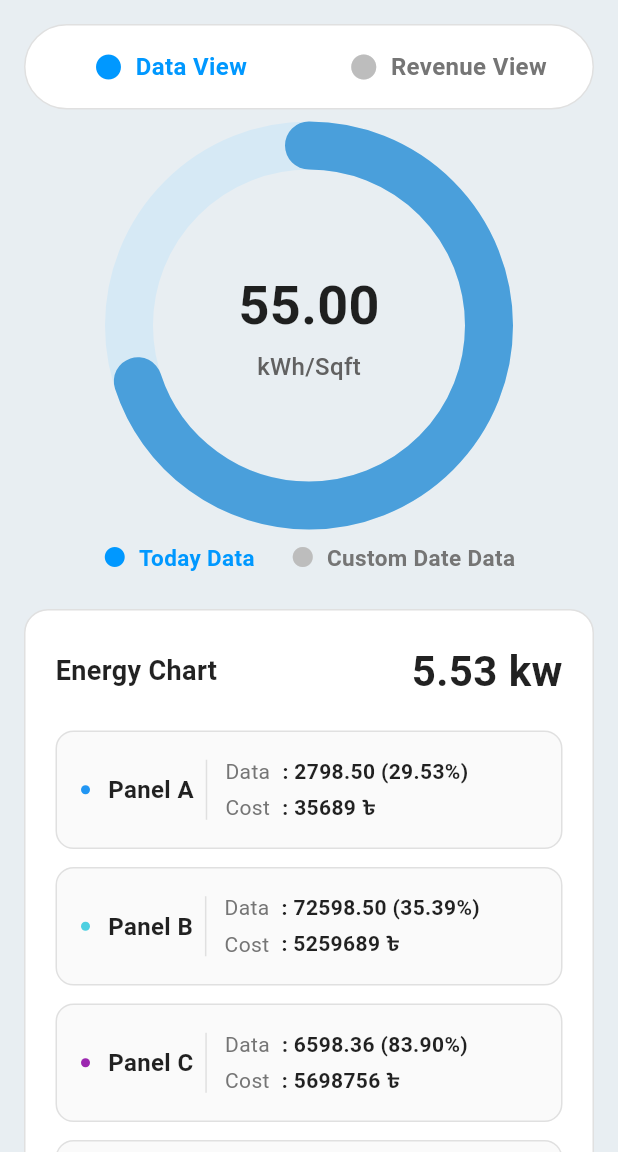
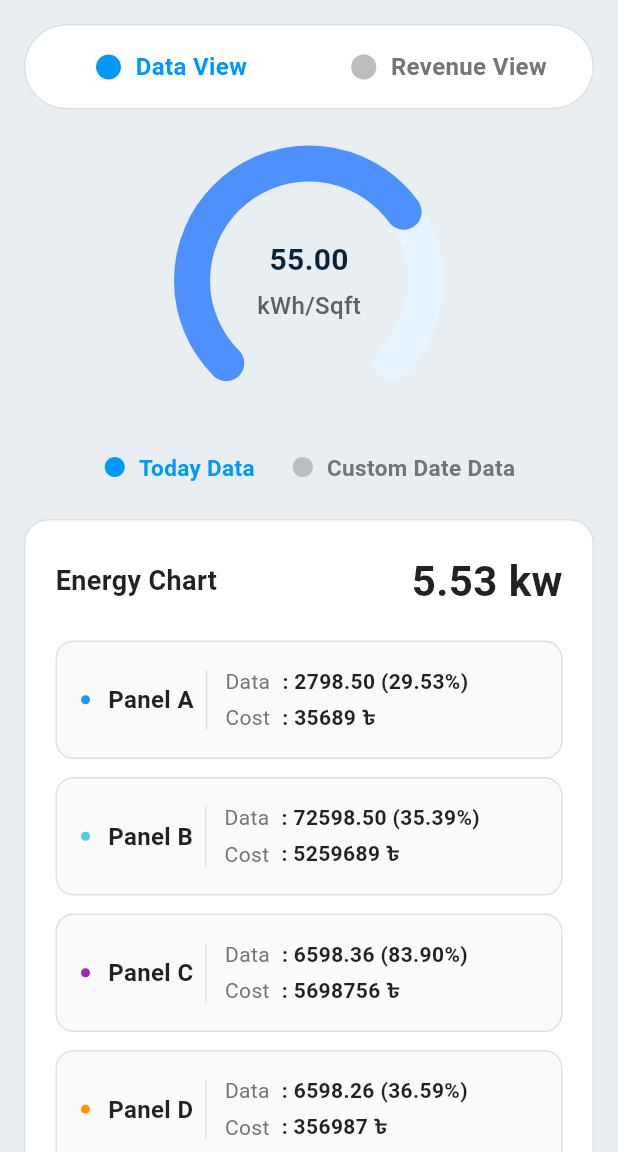
Before and after one commit to Iftikhar-Shams-Niloy/flutter_control_and_monitoring_system, a Flutter app: the DashboardScreen screen opened directly, after a tap on "Solar Panel", on a phone screen of 412 x 824 dp, the part 84-1236 px from its top. Run offline on Flutter 3.47's test engine with Material 3 defaults, Android fonts, the phone set to English and light mode, and no system bars.

Commit message:
Add new search and solar icons in PNG format
- Added search_icon.png to assets/icons directory.
- Added solar_icon.png to assets/icons directory.

```diff
--- a/lib/core/app_colors.dart
+++ b/lib/core/app_colors.dart
@@ -17,4 +17,6 @@ class AppColors {
   static const borderGrey = Color(0xFFA5A7B9);
   static const cardActive = Color(0xFFE5F4FE);
   static const sliderBackgroudnGrey = Color(0xFFE2EBF1);
+  static const semiCircleProgressColor = Color(0xFF4E91FD);
+  static const semiCircleIncompleteColor = Color(0xFFE6F4FF);
 }
--- a/lib/dummy_data.dart
+++ b/lib/dummy_data.dart
@@ -1,22 +1,20 @@
 import 'package:flutter/material.dart';
+import 'package:flutter_control_and_monitoring_system/core/app_colors.dart';
 import 'package:flutter_control_and_monitoring_system/models/data_source.dart';
 import 'package:flutter_control_and_monitoring_system/models/energy_details.dart';
 import 'package:flutter_control_and_monitoring_system/models/energy_data_item.dart';
 import 'package:flutter_control_and_monitoring_system/models/cost_data_item.dart';
 
-/// Dummy data for the application
 class DummyData {
-  // Prevent instantiation
   DummyData._();
 
-  /// List of data sources displayed on dashboard
   static final List<DataSource> dataSources = [
     DataSource(
       id: 'solar_1',
       title: 'Solar Panel',
       status: 'Active',
-      iconPath: 'assets/icons/solar_panel.png',
-      indicatorColor: const Color(0xFF5DADE2),
+      iconPath: 'assets/icons/solar_icon.png',
+      indicatorColor: AppColors.dataBlue,
       isActive: true,
       summaryData: {'Energy': '55505.63 kWh', 'Power': '58805.63 W'},
       energyDetails: const EnergyDetails(
@@ -70,11 +68,11 @@ class DummyData {
       ),
     ),
     DataSource(
-      id: 'solar_2',
-      title: 'Solar Array 2',
+      id: 'data_2',
+      title: 'Data Type 2',
       status: 'Active',
-      iconPath: 'assets/icons/solar_panel.png',
-      indicatorColor: const Color(0xFF5DADE2),
+      iconPath: 'assets/icons/battery_icon.png',
+      indicatorColor: AppColors.dataBlue,
       isActive: true,
       summaryData: {'Energy': '42350.25 kWh', 'Power': '45200.80 W'},
       energyDetails: const EnergyDetails(
@@ -116,11 +114,11 @@ class DummyData {
       ),
     ),
     DataSource(
-      id: 'generator_1',
-      title: 'Generator',
+      id: 'data_3',
+      title: 'Data Type 3',
       status: 'Active',
-      iconPath: 'assets/icons/generator_icon.png',
-      indicatorColor: const Color(0xFFF39C12),
+      iconPath: 'assets/icons/antena_icon.png',
+      indicatorColor: AppColors.dataOrange,
       isActive: true,
       summaryData: {'Fuel Used': '1250.00 L', 'Output': '32500.75 kWh'},
       energyDetails: const EnergyDetails(
@@ -165,8 +163,8 @@ class DummyData {
       id: 'grid_1',
       title: 'Power Grid',
       status: 'Inactive',
-      iconPath: 'assets/icons/power_line.png',
-      indicatorColor: const Color(0xFF5DADE2),
+      iconPath: 'assets/icons/battery_icon.png',
+      indicatorColor: AppColors.dataBlue,
       isActive: false,
       summaryData: {'Import': '0.00 kWh', 'Export': '0.00 kWh'},
       energyDetails: const EnergyDetails(
@@ -205,8 +203,8 @@ class DummyData {
       id: 'total_solar',
       title: 'Total Solar',
       status: 'Active',
-      iconPath: 'assets/icons/solar_panel.png',
-      indicatorColor: const Color(0xFF5DADE2),
+      iconPath: 'assets/icons/solar_icon.png',
+      indicatorColor: AppColors.dataBlue,
       isActive: true,
       summaryData: {
         'Total Energy': '97855.88 kWh',
--- a/lib/screens/dashboard_screen.dart
+++ b/lib/screens/dashboard_screen.dart
@@ -20,7 +20,7 @@ class _SCMDashboardScreenState extends State<DashboardScreen> {
   @override
   Widget build(BuildContext context) {
     return Scaffold(
-      backgroundColor: const Color(0xFFE8EEF2),
+      backgroundColor: AppColors.backgroundGrey,
       appBar: AppBar(
         backgroundColor: Colors.white,
         elevation: 0,
@@ -80,7 +80,8 @@ class _SCMDashboardScreenState extends State<DashboardScreen> {
                         _buildTab('Data', 2),
                       ],
                     ),
-                    const SizedBox(height: 24),
+
+                    const SizedBox(height: 12),
 
                     const Text(
                       'Electricity',
@@ -92,7 +93,8 @@ class _SCMDashboardScreenState extends State<DashboardScreen> {
                       ),
                     ),
 
-                    const SizedBox(height: 8),
+                    const SizedBox(height: 12),
+
                     Container(
                       height: 2,
                       margin: const EdgeInsets.symmetric(horizontal: 24),
@@ -100,12 +102,10 @@ class _SCMDashboardScreenState extends State<DashboardScreen> {
                     ),
                     const SizedBox(height: 32),
 
-                    // Circular Chart
                     const CircularChart(),
 
                     const SizedBox(height: 32),
 
-                    // Source/Load Toggle (sliding switch)
                     Padding(
                       padding: const EdgeInsets.symmetric(horizontal: 24),
                       child: Container(
@@ -195,7 +195,7 @@ class _SCMDashboardScreenState extends State<DashboardScreen> {
                     Padding(
                       padding: const EdgeInsets.symmetric(horizontal: 16),
                       child: SizedBox(
-                        height: 3 * 102,
+                        height: 3 * 96,
                         child: ListView.separated(
                           padding: EdgeInsets.zero,
                           physics: const AlwaysScrollableScrollPhysics(),
@@ -280,13 +280,15 @@ class _SCMDashboardScreenState extends State<DashboardScreen> {
             selectedTabIndex = index;
           });
         },
-        child: Container(
+        child: Column(
+          children: [
+            Container(
               padding: const EdgeInsets.symmetric(vertical: 16),
               decoration: BoxDecoration(
                 color: isSelected ? AppColors.primaryBlue : Colors.transparent,
                 borderRadius: BorderRadius.only(
-              topLeft: index == 0 ? const Radius.circular(16) : Radius.zero,
-              topRight: index == 2 ? const Radius.circular(16) : Radius.zero,
+                  topLeft: const Radius.circular(16),
+                  topRight: const Radius.circular(16),
                 ),
               ),
               child: Center(
@@ -300,6 +302,9 @@ class _SCMDashboardScreenState extends State<DashboardScreen> {
                 ),
               ),
             ),
+            Divider(thickness: 2, color: AppColors.borderGrey, height: 2),
+          ],
+        ),
       ),
     );
   }
--- a/lib/widgets/circular_progress_widget.dart
+++ b/lib/widgets/circular_progress_widget.dart
@@ -1,6 +1,8 @@
 import 'package:flutter/material.dart';
+import 'dart:math' as math;
 
-/// Circular Progress Widget showing value, unit, and progress percentage
+import 'package:flutter_control_and_monitoring_system/core/app_colors.dart';
+
 class CircularProgressWidget extends StatelessWidget {
   final double value;
   final String unit;
@@ -19,14 +21,15 @@ class CircularProgressWidget extends StatelessWidget {
       alignment: Alignment.center,
       children: [
         SizedBox(
-          width: 240,
-          height: 240,
-          child: CircularProgressIndicator(
-            value: percentage,
-            strokeWidth: 32,
-            backgroundColor: const Color(0xFFD6E9F5),
-            valueColor: const AlwaysStoppedAnimation<Color>(Color(0xFF4A9FDB)),
-            strokeCap: StrokeCap.round,
+          width: 180,
+          height: 180,
+          child: CustomPaint(
+            painter: _ArcProgressPainter(
+              percentage: percentage,
+              backgroundColor: AppColors.semiCircleIncompleteColor,
+              progressColor: AppColors.semiCircleProgressColor,
+              strokeWidth: 24,
+            ),
           ),
         ),
         Column(
@@ -36,9 +39,9 @@ class CircularProgressWidget extends StatelessWidget {
                   ? value.toStringAsFixed(0)
                   : value.toStringAsFixed(2),
               style: const TextStyle(
-                fontSize: 36,
+                fontSize: 20,
                 fontWeight: FontWeight.bold,
-                color: Colors.black87,
+                color: AppColors.textPrimaryBlue,
               ),
             ),
             const SizedBox(height: 4),
@@ -56,3 +59,64 @@ class CircularProgressWidget extends StatelessWidget {
     );
   }
 }
+
+class _ArcProgressPainter extends CustomPainter {
+  final double percentage;
+  final Color backgroundColor;
+  final Color progressColor;
+  final double strokeWidth;
+
+  _ArcProgressPainter({
+    required this.percentage,
+    required this.backgroundColor,
+    required this.progressColor,
+    required this.strokeWidth,
+  });
+
+  @override
+  void paint(Canvas canvas, Size size) {
+    final center = Offset(size.width / 2, size.height / 2);
+    final radius = (size.width - strokeWidth) / 2;
+    final rect = Rect.fromCircle(center: center, radius: radius);
+
+    // Background arc (270 degrees = 3/4 circle)
+    final backgroundPaint = Paint()
+      ..color = backgroundColor
+      ..strokeWidth = strokeWidth
+      ..style = PaintingStyle.stroke
+      ..strokeCap = StrokeCap.round;
+
+    canvas.drawArc(
+      rect,
+      math.pi * 0.75, // Start at 135 degrees (bottom-left)
+      math.pi * 1.5, // Sweep 270 degrees (3/4 circle)
+      false,
+      backgroundPaint,
+    );
+
+    // Progress arc
+    if (percentage > 0) {
+      final progressPaint = Paint()
+        ..color = progressColor
+        ..strokeWidth = strokeWidth
+        ..style = PaintingStyle.stroke
+        ..strokeCap = StrokeCap.round;
+
+      canvas.drawArc(
+        rect,
+        math.pi * 0.75, // Start at 135 degrees (bottom-left)
+        math.pi * 1.5 * percentage, // Sweep based on percentage
+        false,
+        progressPaint,
+      );
+    }
+  }
+
+  @override
+  bool shouldRepaint(_ArcProgressPainter oldDelegate) {
+    return oldDelegate.percentage != percentage ||
+        oldDelegate.backgroundColor != backgroundColor ||
+        oldDelegate.progressColor != progressColor ||
+        oldDelegate.strokeWidth != strokeWidth;
+  }
+}
--- a/lib/widgets/data_card.dart
+++ b/lib/widgets/data_card.dart
@@ -21,7 +21,7 @@ class DataCard extends StatelessWidget {
         ),
         child: Row(
           children: [
-            // Icon
+
             Container(
               width: 50,
               height: 50,
@@ -35,7 +35,7 @@ class DataCard extends StatelessWidget {
                   width: 35,
                   height: 35,
                   errorBuilder: (context, error, stackTrace) {
-                    return Icon(Icons.image, size: 35, color: Colors.grey[400]);
+                    return Icon(Icons.image, size: 32);
                   },
                 ),
               ),
@@ -82,13 +82,14 @@ class DataCard extends StatelessWidget {
                       ),
                     ],
                   ),
-                  const SizedBox(height: 8),
-                  // Dynamic data from summaryData map
+
+                  SizedBox(height: 2),
+
                   ...dataSource.summaryData.entries.map(
                     (entry) => Padding(
-                      padding: const EdgeInsets.only(bottom: 4),
+                      padding: const EdgeInsets.only(bottom: 2),
                       child: Text(
-                        '${entry.key}    : ${entry.value}',
+                        '${entry.key} : ${entry.value}',
                         style: TextStyle(fontSize: 14, color: Colors.grey[700]),
                       ),
                     ),
@@ -97,8 +98,7 @@ class DataCard extends StatelessWidget {
               ),
             ),
 
-            // Arrow
-            Icon(Icons.chevron_right, color: Colors.grey[600], size: 28),
+            Icon(Icons.chevron_right, color: AppColors.textHintGrey, size: 28),
           ],
         ),
       ),
--- a/lib/widgets/data_cost_info_widget.dart
+++ b/lib/widgets/data_cost_info_widget.dart
@@ -1,7 +1,6 @@
 import 'package:flutter/material.dart';
 import 'package:flutter_control_and_monitoring_system/models/cost_data_item.dart';
 
-/// Data & Cost Info Widget displaying expandable cost information
 class DataCostInfoWidget extends StatefulWidget {
   final List<CostDataItem> dataItems;
 
--- a/lib/widgets/data_item_card.dart
+++ b/lib/widgets/data_item_card.dart
@@ -1,7 +1,6 @@
 import 'package:flutter/material.dart';
 import 'package:flutter_control_and_monitoring_system/models/energy_data_item.dart';
 
-/// Data Item Card displaying a single energy data item
 class DataItemCard extends StatelessWidget {
   final EnergyDataItem item;
 
--- a/lib/widgets/date_range_picker_widget.dart
+++ b/lib/widgets/date_range_picker_widget.dart
@@ -1,6 +1,5 @@
 import 'package:flutter/material.dart';
 
-/// Date Range Picker Widget with From Date, To Date, and Search button
 class DateRangePickerWidget extends StatelessWidget {
   final DateTime? fromDate;
   final DateTime? toDate;
--- a/lib/widgets/date_toggle_widget.dart
+++ b/lib/widgets/date_toggle_widget.dart
@@ -1,6 +1,6 @@
 import 'package:flutter/material.dart';
 
-/// Date Toggle Widget for switching between Today Data and Custom Date Data
+
 class DateToggleWidget extends StatelessWidget {
   final bool isTodayData;
   final Function(bool) onToggle;
--- a/lib/widgets/energy_chart_widget.dart
+++ b/lib/widgets/energy_chart_widget.dart
@@ -2,7 +2,6 @@ import 'package:flutter/material.dart';
 import 'package:flutter_control_and_monitoring_system/models/energy_data_item.dart';
 import 'package:flutter_control_and_monitoring_system/widgets/data_item_card.dart';
 
-/// Energy Chart Widget displaying title, total value, and list of data items
 class EnergyChartWidget extends StatelessWidget {
   final String title;
   final String totalValue;
--- a/lib/widgets/view_toggle_widget.dart
+++ b/lib/widgets/view_toggle_widget.dart
@@ -1,6 +1,5 @@
 import 'package:flutter/material.dart';
 
-/// View Toggle Widget for switching between Data View and Revenue View
 class ViewToggleWidget extends StatelessWidget {
   final bool isDataView;
   final Function(bool) onToggle;
```
Also changed, not shown: assets/icons/antena_icon.png (added), assets/icons/battery_icon.png (added), assets/icons/search_icon.png (added), assets/icons/solar_icon.png (added). Lines whose indentation alone changed are shown as unchanged.
